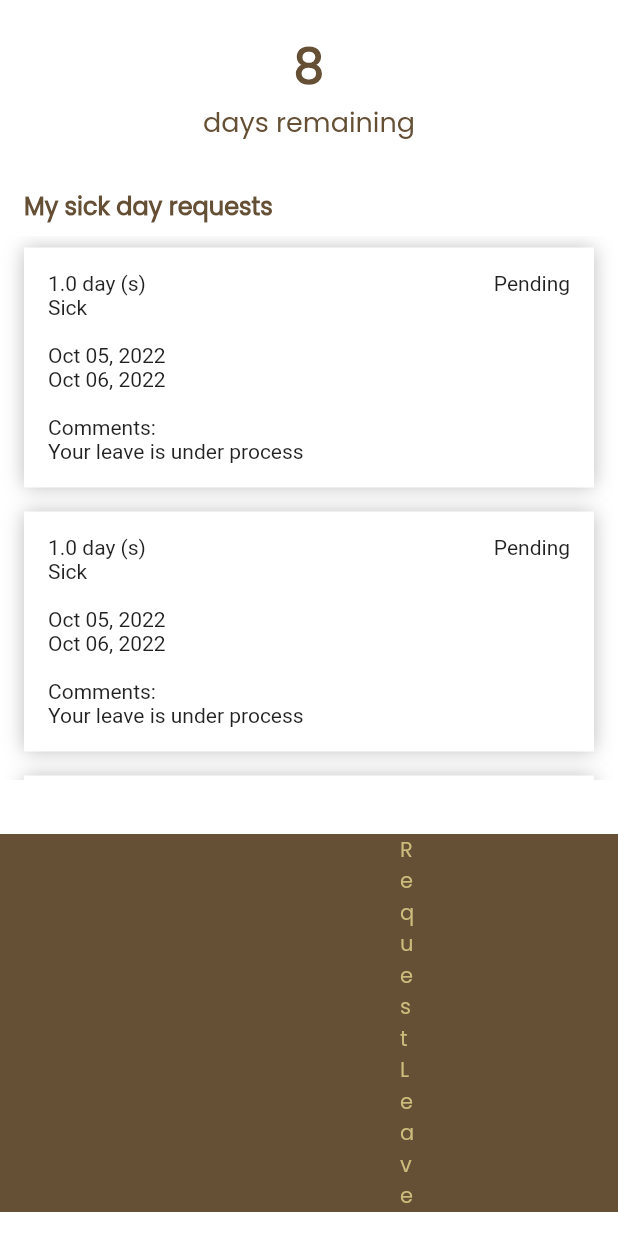
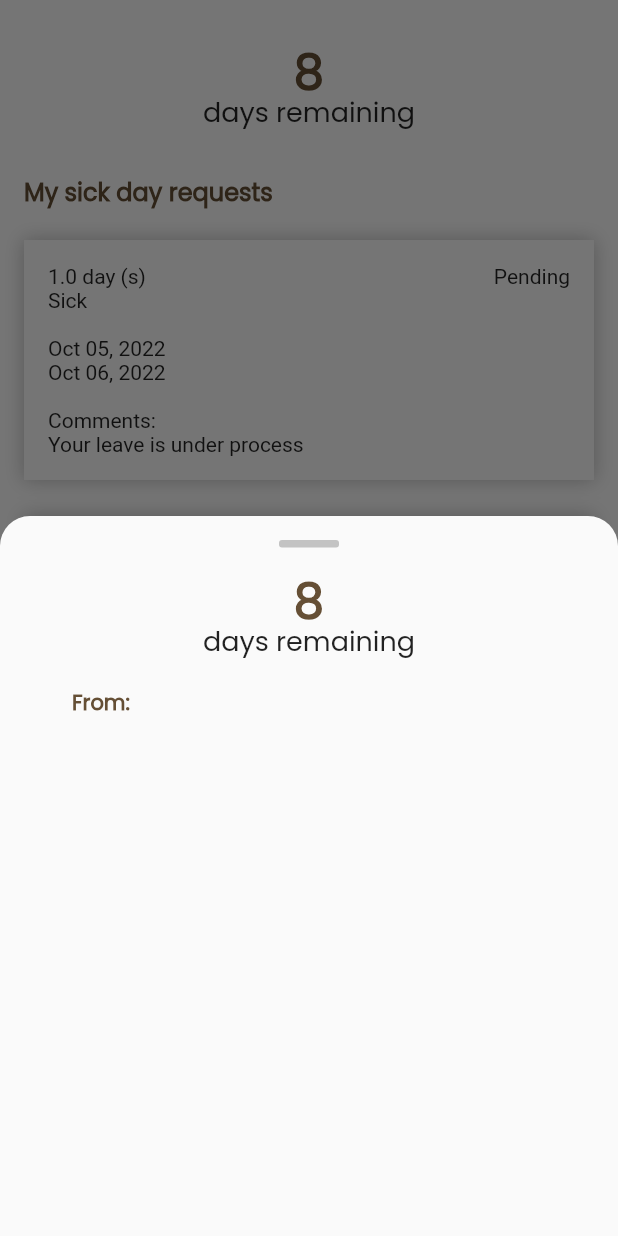
Before and after one commit to maazsurti/diamond-house-flutter, a Flutter app: the CommonRequestLeave screen opened directly, after a tap on "Request Leave", on a phone screen of 412 x 824 dp. Run offline on Flutter 3.47's test engine with Material 2 defaults, Android fonts, the phone set to English and light mode, and no system bars; our stand-ins replace persistent_bottom_nav_bar, shared_preferences; accounts and stored records are empty; network calls fail.

Commit message:
'Request Leave' in progress

```diff
--- /dev/null
+++ b/lib/reusable_views/handle_bar.dart
@@ -0,0 +1,23 @@
+import 'package:flutter/material.dart';
+
+class Handlebar extends StatelessWidget {
+  const Handlebar({super.key});
+
+  @override
+  Widget build(BuildContext context) {
+    return Column(
+      children: [
+        SizedBox(
+          height: 16,
+        ),
+        Container(
+          width: 40,
+          height: 5,
+          decoration: BoxDecoration(
+              color: Colors.grey.withOpacity(0.6),
+              borderRadius: BorderRadius.circular(2)),
+        )
+      ],
+    );
+  }
+}
--- a/lib/views/RequestLeave/Components/common_request_leave.dart
+++ b/lib/views/RequestLeave/Components/common_request_leave.dart
@@ -1,7 +1,8 @@
-import 'package:flutter/material.dart';
+import 'package:flutter/material.dart' hide ModalBottomSheetRoute;
 import 'package:learning_flutter/constants/constants.dart';
 import 'package:learning_flutter/helpers/colors.dart';
 import 'package:learning_flutter/reusable_views/button.dart';
+import 'package:learning_flutter/views/RequestLeave/Components/common_request_leave_details.dart';
 import 'package:learning_flutter/views/RequestLeave/Components/leave_request_card.dart';
 
 class CommonRequestLeave extends StatefulWidget {
@@ -19,7 +20,7 @@ class _CommonRequestLeaveState extends State<CommonRequestLeave> {
       body: Column(
         children: [
           SizedBox(
-            height: 20,
+            height: 36,
           ),
           Center(
             child: Column(
@@ -30,6 +31,7 @@ class _CommonRequestLeaveState extends State<CommonRequestLeave> {
                   style: TextStyle(
                       fontFamily: fontName,
                       fontSize: 32,
+                      height: 1,
                       color: AppColor.primary,
                       fontWeight: FontWeight.bold),
                 ),
@@ -38,7 +40,8 @@ class _CommonRequestLeaveState extends State<CommonRequestLeave> {
                   style: TextStyle(
                       fontFamily: fontName,
                       fontSize: 18,
-                      color: AppColor.primary,
+                      height: 1,
+                      color: Colors.black87,
                       fontWeight: FontWeight.normal),
                 ),
               ],
@@ -82,7 +85,20 @@ class _CommonRequestLeaveState extends State<CommonRequestLeave> {
             ),
           ),
           SizedBox(height: 36),
-          Button(title: "Request Leave", action: () {}),
+          Button(
+              title: "Request Leave",
+              action: () {
+                showModalBottomSheet(
+                    shape: RoundedRectangleBorder(
+                        borderRadius: BorderRadius.only(
+                            topLeft: Radius.circular(20),
+                            topRight: Radius.circular(20))),
+                    isScrollControlled: true,
+                    context: context,
+                    builder: (BuildContext context) {
+                      return CommonRequestLeaveDetails();
+                    });
+              }),
           SizedBox(height: 16),
         ],
       ),
--- /dev/null
+++ b/lib/views/RequestLeave/Components/common_request_leave_details.dart
@@ -0,0 +1,70 @@
+import 'package:flutter/material.dart';
+import 'package:learning_flutter/reusable_views/handle_bar.dart';
+
+import '../../../constants/constants.dart';
+import '../../../helpers/colors.dart';
+
+class CommonRequestLeaveDetails extends StatefulWidget {
+  const CommonRequestLeaveDetails({super.key});
+
+  @override
+  State<CommonRequestLeaveDetails> createState() =>
+      _CommonRequestLeaveDetailsState();
+}
+
+class _CommonRequestLeaveDetailsState extends State<CommonRequestLeaveDetails> {
+  @override
+  Widget build(BuildContext context) {
+    return SizedBox(
+      height: logicalHeight * 0.8,
+      child: Center(
+        child: Column(
+          children: [
+            Handlebar(),
+            SizedBox(
+              height: 24,
+            ),
+            Text(
+              "8",
+              style: TextStyle(
+                  fontFamily: fontName,
+                  fontSize: 32,
+                  height: 1,
+                  color: AppColor.primary,
+                  fontWeight: FontWeight.bold),
+            ),
+            Text(
+              "days remaining",
+              style: TextStyle(
+                  fontFamily: fontName,
+                  fontSize: 18,
+                  height: 1,
+                  color: Colors.black87,
+                  fontWeight: FontWeight.normal),
+            ),
+            SizedBox(height: 24),
+            Padding(
+              padding: const EdgeInsets.symmetric(horizontal: 48),
+              child: Align(
+                alignment: Alignment.centerLeft,
+                child: Column(
+                  children: [
+                    Text(
+                      "From:",
+                      style: TextStyle(
+                          fontFamily: fontName,
+                          fontSize: 14,
+                          height: 1,
+                          color: AppColor.primary,
+                          fontWeight: FontWeight.bold),
+                    ),
+                  ],
+                ),
+              ),
+            )
+          ],
+        ),
+      ),
+    );
+  }
+}
--- a/lib/views/RequestLeave/Components/leave_request_card.dart
+++ b/lib/views/RequestLeave/Components/leave_request_card.dart
@@ -11,7 +11,7 @@ class _LeaveRequestCardState extends State<LeaveRequestCard> {
   @override
   Widget build(BuildContext context) {
     return Padding(
-      padding: const EdgeInsets.symmetric(horizontal: 16, vertical: 8),
+      padding: const EdgeInsets.symmetric(horizontal: 16, vertical: 12),
       child: Card(
         color: Colors.white,
         elevation: 0,
```
Also changed, not shown: pubspec.yaml (+11 -0 lines).
